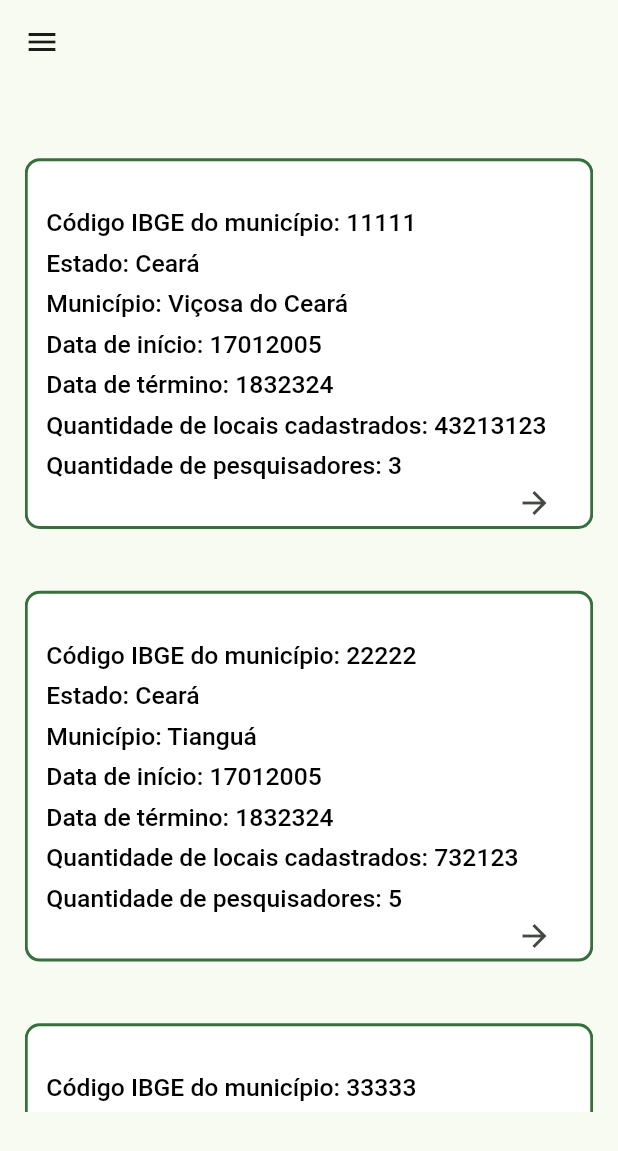
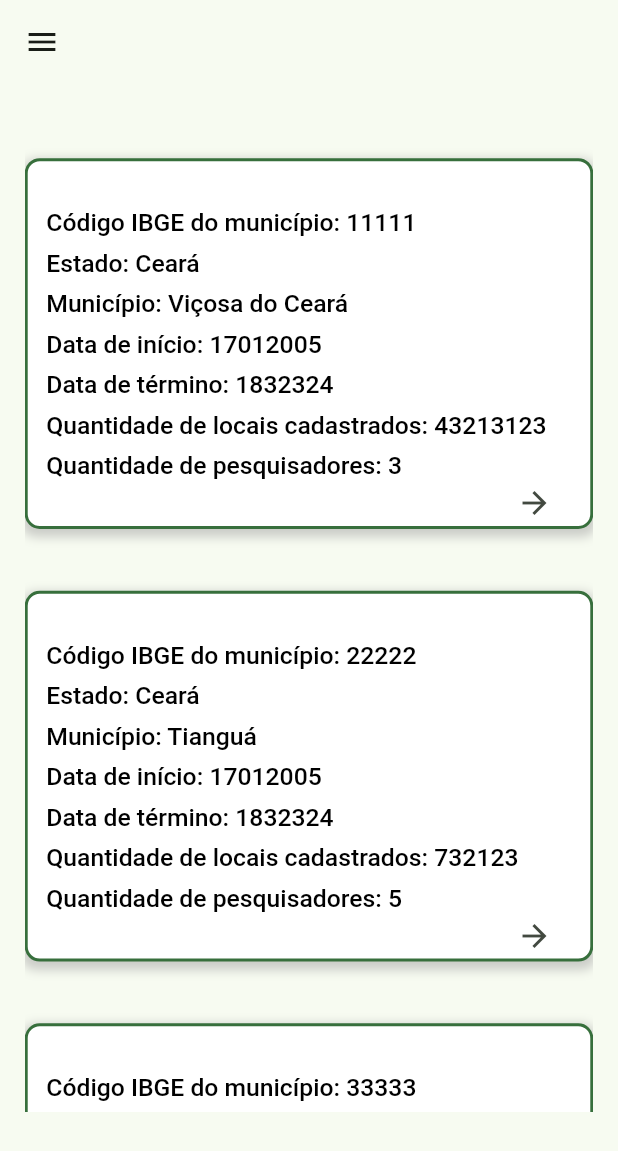
Before and after one commit to Draminhon/InvenTur, a Flutter app: the PesquisadorHome screen opened by its route, on a phone screen of 412 x 824 dp. Shown: the top 1151 px of the screen. Run offline on Flutter 3.47's test engine with Material 3 defaults, Android fonts, the phone set to English and light mode, and no system bars; our stand-ins replace font_awesome_flutter, google_fonts, mask_text_input_formatter.

Commit message:
adicionando boxShadow no ContainerWidget

```diff
--- a/src/inventur/lib/pages/home/Pesquisador/widgets/container_widget.dart
+++ b/src/inventur/lib/pages/home/Pesquisador/widgets/container_widget.dart
@@ -26,7 +26,7 @@ class ContainerWidget extends StatelessWidget{
           height: sizeScreen.height * 0.30,
           decoration: BoxDecoration(color: Color.fromARGB(255, 255, 255, 255),
           borderRadius: BorderRadius.circular(10),
-          border: Border.all(color: Color.fromARGB(255, 55, 111, 60), width: 2)),
+          border: Border.all(color: Color.fromARGB(255, 55, 111, 60), width: 2), boxShadow: [BoxShadow(color: Colors.grey.withOpacity(0.5), blurRadius: 5, spreadRadius:2,offset: const Offset(0, 3) )]),
 
           child:
 
```
